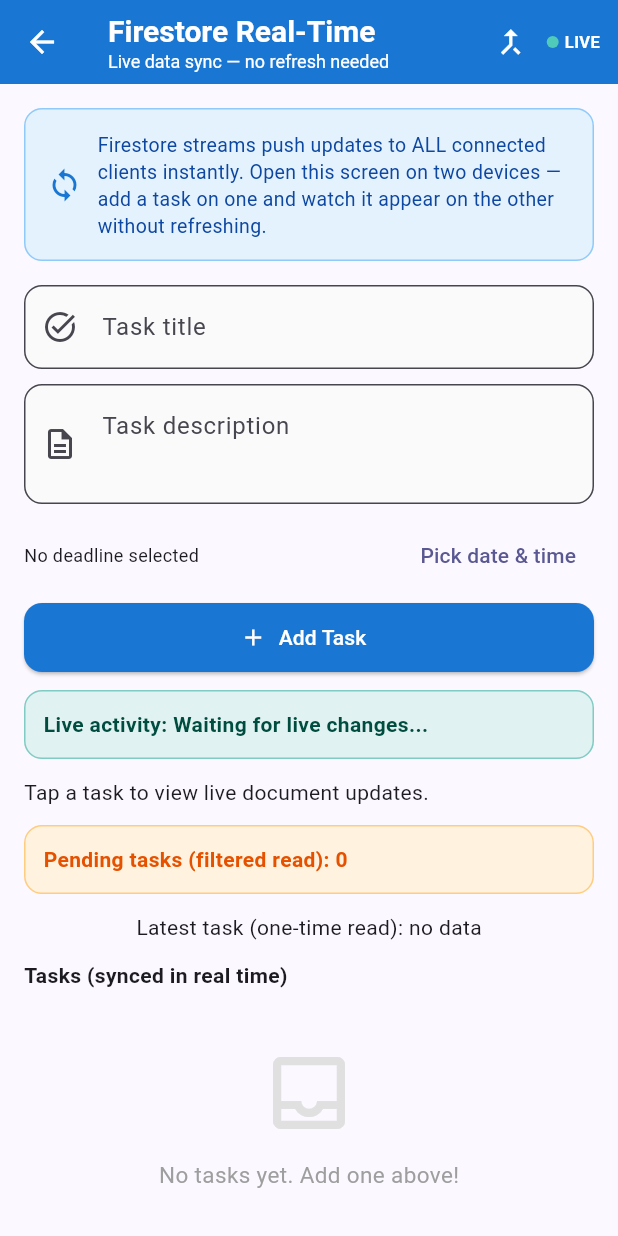
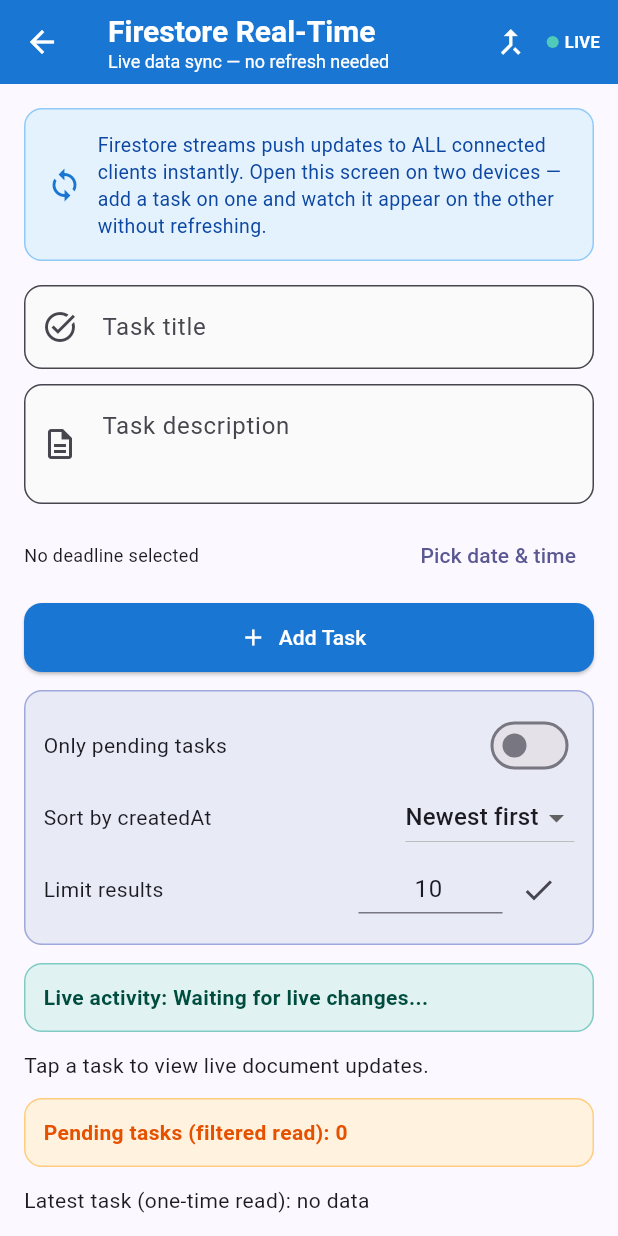
Before and after one commit to kalviumcommunity/S66-0226-T3-Flutter-Firebase-ClassSync, a Flutter app: the FirestoreScreen screen opened directly, on a phone screen of 412 x 824 dp. Run offline on Flutter 3.47's test engine with Material 3 defaults, Android fonts, the phone set to English and light mode, and no system bars; our stand-ins replace cloud_firestore, firebase_auth, firebase_core, firebase_storage, image_picker; accounts and stored records are empty.

Commit message:
feat(firestore): implement queries, filters, sorting, and limit with UI fixes

```diff
--- a/lib/screens/firestore_screen.dart
+++ b/lib/screens/firestore_screen.dart
@@ -15,16 +15,21 @@
   final _service = FirestoreService();
   final _titleCtrl = TextEditingController();
   final _descCtrl = TextEditingController();
+  TextEditingController? _limitCtrl;
   bool _adding = false;
   DateTime? _selectedDeadline;
   String? _selectedTaskId;
   String _lastChangeMessage = 'Waiting for live changes...';
+  bool _onlyPending = false;
+  bool _newestFirst = true;
+  int _resultLimit = 10;
   StreamSubscription<QuerySnapshot>? _taskChangesSub;
   late Future<DocumentSnapshot?> _latestTaskFuture;
 
   @override
   void initState() {
     super.initState();
+    _limitCtrl = TextEditingController(text: _resultLimit.toString());
     _latestTaskFuture = _service.getLatestTaskDocument();
     _taskChangesSub = _service.getTasks().listen((snapshot) {
       if (!mounted || snapshot.docChanges.isEmpty) return;
@@ -53,7 +58,24 @@
     _taskChangesSub?.cancel();
     _titleCtrl.dispose();
     _descCtrl.dispose();
+    _limitCtrl?.dispose();
     super.dispose();
+  }
+
+  TextEditingController get _limitController {
+    return _limitCtrl ??= TextEditingController(text: _resultLimit.toString());
+  }
+
+  void _applyLimitInput() {
+    final parsed = int.tryParse(_limitController.text.trim());
+    if (parsed == null || parsed <= 0) {
+      if (!mounted) return;
+      ScaffoldMessenger.of(context).showSnackBar(
+        const SnackBar(content: Text('Enter a valid limit (1 or more)')),
+      );
+      return;
+    }
+    setState(() => _resultLimit = parsed);
   }
 
   Future<void> _addTask() async {
@@ -321,7 +343,33 @@
           ),
         ],
       ),
-      body: Column(
+      body: StreamBuilder<QuerySnapshot>(
+        stream: _service.queryTasks(
+          onlyPending: _onlyPending,
+          newestFirst: _newestFirst,
+          limit: _resultLimit,
+        ),
+        builder: (context, snapshot) {
+          final docs = (snapshot.data?.docs ?? []).toList();
+          if (_onlyPending) {
+            docs.sort((a, b) {
+              final aTs =
+                  (a.data()! as Map<String, dynamic>)['createdAt']
+                      as Timestamp?;
+              final bTs =
+                  (b.data()! as Map<String, dynamic>)['createdAt']
+                      as Timestamp?;
+              final aMs = aTs?.millisecondsSinceEpoch ?? 0;
+              final bMs = bTs?.millisecondsSinceEpoch ?? 0;
+              return _newestFirst ? bMs.compareTo(aMs) : aMs.compareTo(bMs);
+            });
+            if (docs.length > _resultLimit) {
+              docs.removeRange(_resultLimit, docs.length);
+            }
+          }
+
+          return ListView(
+            padding: const EdgeInsets.only(bottom: 16),
             children: [
               Container(
                 margin: const EdgeInsets.all(16),
@@ -350,7 +398,6 @@
                   ],
                 ),
               ),
-
               Padding(
                 padding: const EdgeInsets.symmetric(horizontal: 16),
                 child: Column(
@@ -427,9 +474,80 @@
                   ],
                 ),
               ),
-
               const SizedBox(height: 12),
-
+              Padding(
+                padding: const EdgeInsets.symmetric(horizontal: 16),
+                child: Container(
+                  width: double.infinity,
+                  padding: const EdgeInsets.all(12),
+                  decoration: BoxDecoration(
+                    color: Colors.indigo.shade50,
+                    borderRadius: BorderRadius.circular(12),
+                    border: Border.all(color: Colors.indigo.shade200),
+                  ),
+                  child: Column(
+                    children: [
+                      Row(
+                        children: [
+                          const Expanded(child: Text('Only pending tasks')),
+                          Switch(
+                            value: _onlyPending,
+                            onChanged: (value) {
+                              setState(() => _onlyPending = value);
+                            },
+                          ),
+                        ],
+                      ),
+                      Row(
+                        children: [
+                          const Expanded(child: Text('Sort by createdAt')),
+                          DropdownButton<bool>(
+                            value: _newestFirst,
+                            items: const [
+                              DropdownMenuItem(
+                                value: true,
+                                child: Text('Newest first'),
+                              ),
+                              DropdownMenuItem(
+                                value: false,
+                                child: Text('Oldest first'),
+                              ),
+                            ],
+                            onChanged: (value) {
+                              if (value == null) return;
+                              setState(() => _newestFirst = value);
+                            },
+                          ),
+                        ],
+                      ),
+                      Row(
+                        children: [
+                          const Expanded(child: Text('Limit results')),
+                          SizedBox(
+                            width: 96,
+                            child: TextField(
+                              controller: _limitController,
+                              keyboardType: TextInputType.number,
+                              textAlign: TextAlign.center,
+                              decoration: const InputDecoration(
+                                isDense: true,
+                                hintText: 'e.g. 10',
+                              ),
+                              onSubmitted: (_) => _applyLimitInput(),
+                            ),
+                          ),
+                          IconButton(
+                            onPressed: _applyLimitInput,
+                            icon: const Icon(Icons.check),
+                            tooltip: 'Apply limit',
+                          ),
+                        ],
+                      ),
+                    ],
+                  ),
+                ),
+              ),
+              const SizedBox(height: 12),
               Padding(
                 padding: const EdgeInsets.symmetric(horizontal: 16),
                 child: Container(
@@ -449,28 +567,32 @@
                   ),
                 ),
               ),
-
               const SizedBox(height: 12),
-
               Padding(
                 padding: const EdgeInsets.symmetric(horizontal: 16),
                 child: _selectedTaskId == null
                     ? const Align(
                         alignment: Alignment.centerLeft,
-                    child: Text('Tap a task to view live document updates.'),
+                        child: Text(
+                          'Tap a task to view live document updates.',
+                        ),
                       )
                     : StreamBuilder<DocumentSnapshot>(
                         stream: _service.watchTaskDocument(_selectedTaskId!),
                         builder: (context, snapshot) {
-                      if (snapshot.connectionState == ConnectionState.waiting) {
+                          if (snapshot.connectionState ==
+                              ConnectionState.waiting) {
                             return const LinearProgressIndicator();
                           }
                           final data =
                               snapshot.data?.data() as Map<String, dynamic>?;
                           if (data == null) {
-                        return const Text('Selected task document not found.');
+                            return const Text(
+                              'Selected task document not found.',
+                            );
                           }
-                      final liveTitle = data['title'] as String? ?? 'Untitled';
+                          final liveTitle =
+                              data['title'] as String? ?? 'Untitled';
                           final liveDone = data['completed'] as bool? ?? false;
                           return Text(
                             'Live document: $liveTitle | completed: $liveDone',
@@ -479,9 +601,7 @@
                         },
                       ),
               ),
-
               const SizedBox(height: 12),
-
               Padding(
                 padding: const EdgeInsets.symmetric(horizontal: 16),
                 child: StreamBuilder<QuerySnapshot>(
@@ -507,9 +627,7 @@
                   },
                 ),
               ),
-
               const SizedBox(height: 12),
-
               Padding(
                 padding: const EdgeInsets.symmetric(horizontal: 16),
                 child: FutureBuilder<DocumentSnapshot?>(
@@ -535,9 +653,7 @@
                   },
                 ),
               ),
-
               const SizedBox(height: 12),
-
               const Padding(
                 padding: EdgeInsets.symmetric(horizontal: 16),
                 child: Align(
@@ -548,25 +664,21 @@
                   ),
                 ),
               ),
-
               const SizedBox(height: 6),
-
-          Expanded(
-            child: StreamBuilder<QuerySnapshot>(
-              stream: _service.getTasks(),
-              builder: (context, snapshot) {
-                if (snapshot.connectionState == ConnectionState.waiting) {
-                  return const Center(child: CircularProgressIndicator());
-                }
-
-                if (snapshot.hasError) {
-                  return _ErrorWidget(message: snapshot.error.toString());
-                }
-
-                final docs = snapshot.data?.docs ?? [];
-
-                if (docs.isEmpty) {
-                  return Center(
+              if (snapshot.connectionState == ConnectionState.waiting)
+                const Padding(
+                  padding: EdgeInsets.all(16),
+                  child: Center(child: CircularProgressIndicator()),
+                )
+              else if (snapshot.hasError)
+                Padding(
+                  padding: const EdgeInsets.all(16),
+                  child: _ErrorWidget(message: snapshot.error.toString()),
+                )
+              else if (docs.isEmpty)
+                Padding(
+                  padding: const EdgeInsets.all(16),
+                  child: Center(
                     child: Column(
                       mainAxisAlignment: MainAxisAlignment.center,
                       children: [
@@ -585,16 +697,10 @@
                         ),
                       ],
                     ),
-                  );
-                }
-
-                return ListView.separated(
-                  padding: const EdgeInsets.symmetric(horizontal: 16),
-                  itemCount: docs.length,
-                  separatorBuilder: (context, index) =>
-                      const SizedBox(height: 8),
-                  itemBuilder: (context, index) {
-                    final doc = docs[index];
+                  ),
+                )
+              else
+                ...docs.map((doc) {
                   final data = doc.data()! as Map<String, dynamic>;
                   final title = data['title'] as String? ?? '';
                   final completed = data['completed'] as bool? ?? false;
@@ -606,8 +712,9 @@
                   final due = dueTs != null
                       ? 'Due: ${_formatDateTime(dueTs.toDate())}'
                       : 'Due: not set';
-
-                    return Card(
+                  return Padding(
+                    padding: const EdgeInsets.fromLTRB(16, 0, 16, 8),
+                    child: Card(
                       elevation: 1,
                       shape: RoundedRectangleBorder(
                         borderRadius: BorderRadius.circular(12),
@@ -701,13 +808,12 @@
                           ],
                         ),
                       ),
+                    ),
+                  );
+                }),
+            ],
           );
         },
-                );
-              },
-            ),
-          ),
-        ],
       ),
     );
   }
@@ -780,6 +886,16 @@
 
   @override
   Widget build(BuildContext context) {
+    final isIndexError =
+        message.contains('failed-precondition') &&
+        message.toLowerCase().contains('requires an index');
+    final title = isIndexError
+        ? 'Missing Firestore index'
+        : 'Could not load tasks';
+    final detail = isIndexError
+        ? 'This query needs a Firestore composite index. Open the link in the error text to create it, then reload the page.'
+        : message;
+
     return Center(
       child: Padding(
         padding: const EdgeInsets.all(20),
@@ -788,13 +904,13 @@
           children: [
             const Icon(Icons.cloud_off_outlined, size: 56, color: Colors.grey),
             const SizedBox(height: 12),
-            const Text(
-              'Firebase not configured yet',
+            Text(
+              title,
               style: TextStyle(fontWeight: FontWeight.bold, fontSize: 16),
             ),
             const SizedBox(height: 8),
             Text(
-              'Run "flutterfire configure" to connect to a real Firebase project.\n\n$message',
+              detail,
               textAlign: TextAlign.center,
               style: const TextStyle(fontSize: 12, color: Colors.grey),
             ),
--- a/lib/services/firestore_service.dart
+++ b/lib/services/firestore_service.dart
@@ -30,6 +30,20 @@
 
   Stream<QuerySnapshot> getTasks() {
     return _tasks.orderBy('createdAt', descending: true).snapshots();
+  }
+
+  Stream<QuerySnapshot> queryTasks({
+    required bool onlyPending,
+    required bool newestFirst,
+    required int limit,
+  }) {
+    if (onlyPending) {
+      return _tasks.where('completed', isEqualTo: false).snapshots();
+    }
+    return _tasks
+        .orderBy('createdAt', descending: newestFirst)
+        .limit(limit)
+        .snapshots();
   }
 
   Stream<DocumentSnapshot> watchTaskDocument(String taskId) {
```
Also changed, not shown: lib/firebase_options.dart, 1 other file. Lines whose indentation alone changed are shown as unchanged.
